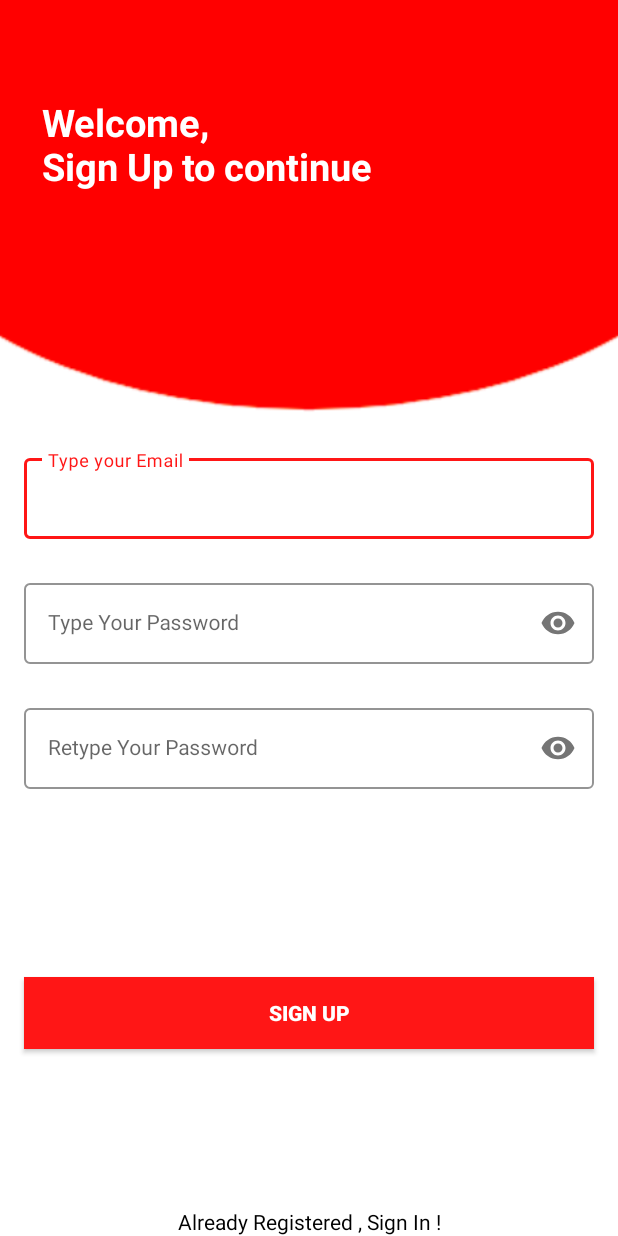
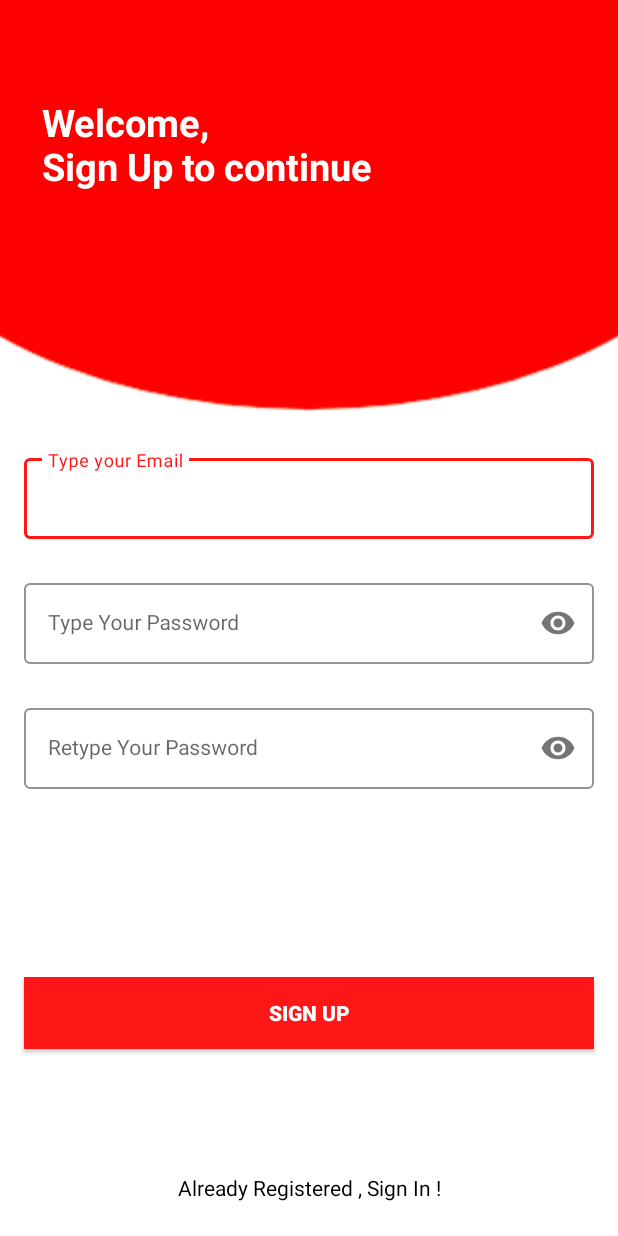
Before and after one commit to jinroar/Curity, an Android app: the SignUp screen opened directly, with no data from a screen before it, on a phone screen of 412 x 824 dp. Run offline under Robolectric (Android 15) with nearby library versions, the phone set to English and light mode, and no system bars; our stand-ins replace Firebase (no records; nobody signed in at launch, a user with empty details on screens opened directly).

```diff
--- a/app/src/main/res/layout/activity_sign_up.xml
+++ b/app/src/main/res/layout/activity_sign_up.xml
@@ -93,17 +93,19 @@
         app:layout_constraintHorizontal_bias="0.5"
         app:layout_constraintStart_toStartOf="parent"
         app:layout_constraintTop_toBottomOf="@+id/confirmPasswordLayout" />
+
     <TextView
         android:id="@+id/textView1"
         android:layout_width="wrap_content"
         android:layout_height="wrap_content"
+        android:text="Already Registered , Sign In !"
         android:textColor="@color/black"
-        android:text="Already Registered , Sign In !"
         app:layout_constraintBottom_toBottomOf="parent"
         app:layout_constraintEnd_toEndOf="parent"
-        app:layout_constraintHorizontal_bias="0.5"
+        app:layout_constraintHorizontal_bias="0.502"
         app:layout_constraintStart_toStartOf="parent"
-        app:layout_constraintTop_toBottomOf="@+id/button" />
+        app:layout_constraintTop_toTopOf="@+id/button1"
+        app:layout_constraintVertical_bias="0.85" />
 
     <TextView
         android:id="@+id/WelcomeView"
```
